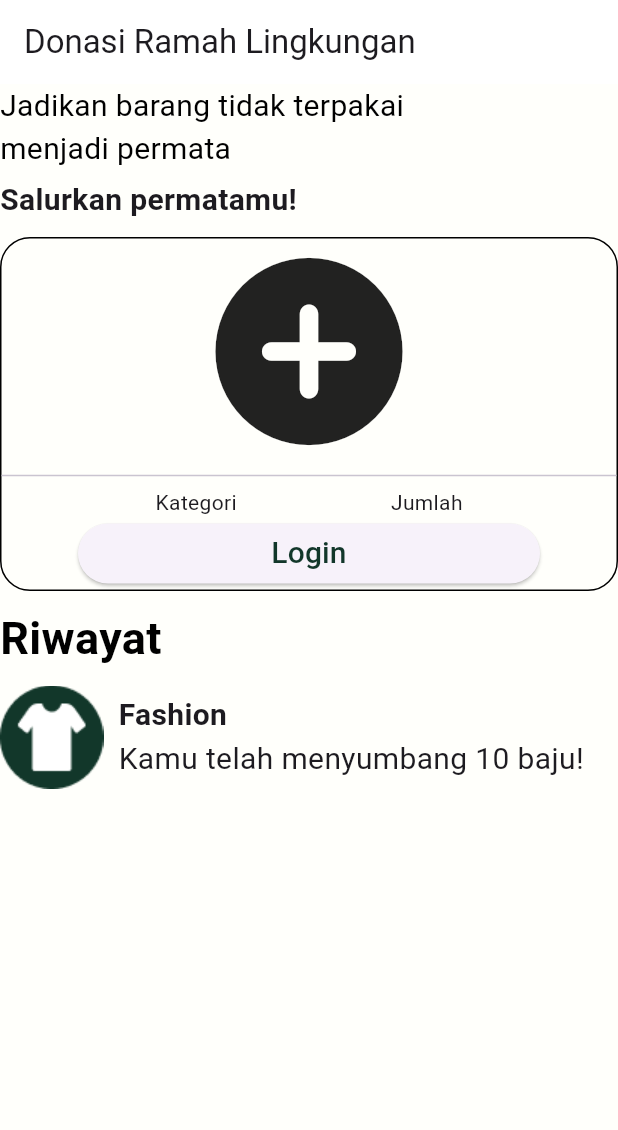
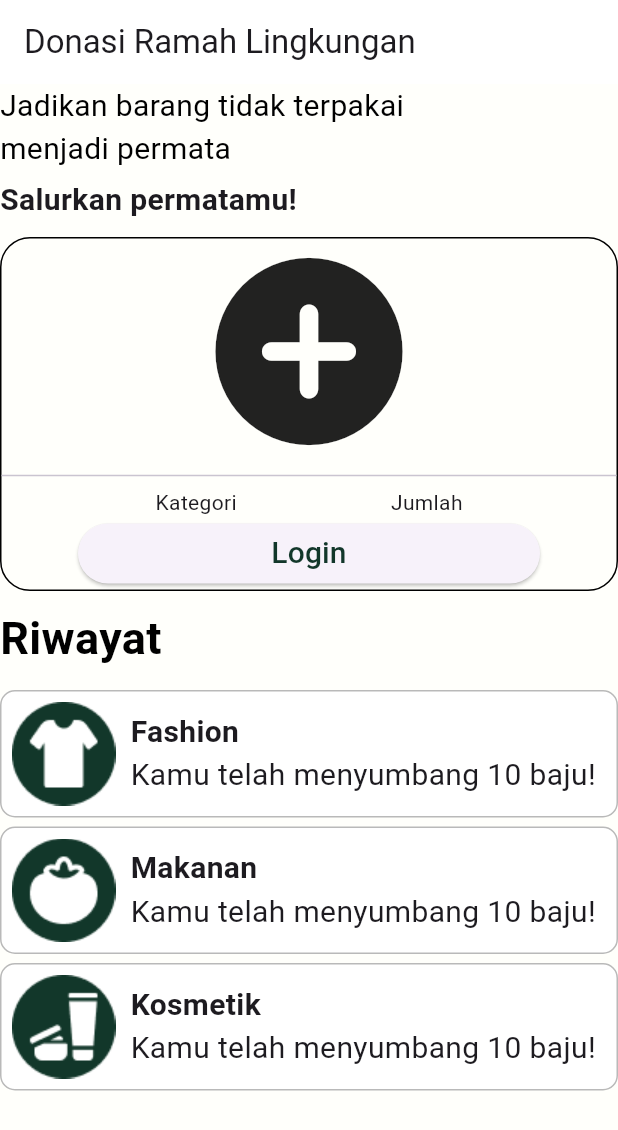
Before and after one commit to Luxferex/MotionHack_04, a Flutter app: the SumbangPage screen opened directly, on a phone screen of 412 x 824 dp. Shown: the top 1130 px of the screen. Run offline on Flutter 3.47's test engine with Material 3 defaults, Android fonts, the phone set to English and light mode, and no system bars; our stand-ins replace animated_splash_screen, firebase_auth, firebase_core, google_fonts; missing offline and left inert: colorful_safe_area; accounts and stored records are empty.

Commit message:
Add RiwayatView

```diff
--- a/lib/pages/SumbangPage.dart
+++ b/lib/pages/SumbangPage.dart
@@ -1,6 +1,7 @@
 import 'package:colorful_safe_area/colorful_safe_area.dart';
 import 'package:flutter/material.dart';
 import 'package:motion_hack_1/widgets/buttons/loginbutton.dart';
+import 'package:motion_hack_1/widgets/sumbangpage/RiwayatView.dart';
 
 class SumbangPage extends StatefulWidget {
   const SumbangPage({super.key});
@@ -90,33 +91,7 @@ class _SumbangPageState extends State<SumbangPage> {
                 ),
               ),
               SizedBox(height: 10),
-              Container(
-                child: Row(
-                  children: [
-                    Image.asset("assets/icons/ic_fashion.png"),
-                    SizedBox(width: 10),
-                    Column(
-                      crossAxisAlignment: CrossAxisAlignment.start,
-                      children: [
-                        Text(
-                          "Fashion",
-                          style: TextStyle(
-                            fontSize: 20,
-                            fontWeight: FontWeight.bold,
-                          ),
-                        ),
-                        Text(
-                          "Kamu telah menyumbang 10 baju!",
-                          style: TextStyle(
-                            fontSize: 20,
-                            fontWeight: FontWeight.w400,
-                          ),
-                        )
-                      ],
-                    ),
-                  ],
-                ),
-              ),
+              RiwayatView(),
             ],
           ),
         ),
--- /dev/null
+++ b/lib/widgets/sumbangpage/RiwayatView.dart
@@ -0,0 +1,69 @@
+import 'package:flutter/material.dart';
+
+class RiwayatView extends StatelessWidget {
+  RiwayatView({super.key});
+
+  final List<dynamic> categoryIcons = [
+    "assets/icons/ic_fashion.png",
+    "assets/icons/ic_makanan.png",
+    "assets/icons/ic_kosmetik.png",
+  ];
+
+  final List<dynamic> categoryName = [
+    "Fashion",
+    "Makanan",
+    "Kosmetik",
+  ];
+
+  final List<dynamic> message = [
+    "Kamu telah menyumbang 10 baju!",
+    "Kamu telah menyumbang 5 makanan!",
+    "Kamu telah menyumbang 5  kosmetik!",
+  ];
+
+  @override
+  Widget build(BuildContext context) {
+    return Container(
+      child: Column(
+        children: List.generate(categoryIcons.length, (index) {
+          return Container(
+            decoration: BoxDecoration(
+              borderRadius: BorderRadius.circular(10),
+              color: Colors.white,
+              border: Border.all(
+                color: Color(0xFFB9B9B9),
+              ),
+            ),
+            margin: EdgeInsets.symmetric(vertical: 3),
+            padding: EdgeInsets.all(7),
+            child: Row(
+              children: [
+                Image.asset(categoryIcons[index]),
+                SizedBox(width: 10),
+                Column(
+                  crossAxisAlignment: CrossAxisAlignment.start,
+                  children: [
+                    Text(
+                      categoryName[index],
+                      style: TextStyle(
+                        fontSize: 20,
+                        fontWeight: FontWeight.bold,
+                      ),
+                    ),
+                    Text(
+                      "Kamu telah menyumbang 10 baju!",
+                      style: TextStyle(
+                        fontSize: 20,
+                        fontWeight: FontWeight.w400,
+                      ),
+                    ),
+                  ],
+                ),
+              ],
+            ),
+          );
+        }),
+      ),
+    );
+  }
+}
```
